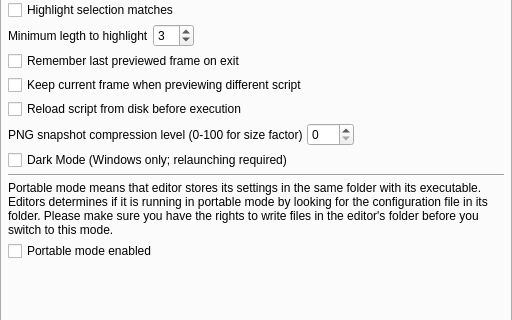
Before: the Qt Designer form vsedit/src/settings/settings_dialog.ui in YomikoR/VapourSynth-Editor, drawn with Qt 5; both pictures show x 0 to 512 and y 185 to 505 of the 512 by 665 pixel window.
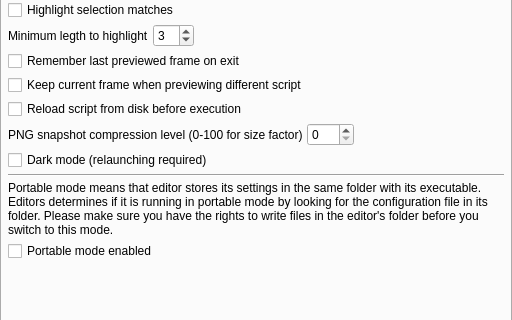
After: the same form once the commit is applied.

Commit message: Dark mode: cosmetics

Patch:
```diff
--- a/vsedit/src/settings/settings_dialog.ui
+++ b/vsedit/src/settings/settings_dialog.ui
@@ -291,7 +291,7 @@
        <item>
         <widget class="QCheckBox" name="darkModeCheckBox">
          <property name="text">
-          <string>Dark Mode (Windows only; relaunching required)</string>
+          <string>Dark mode (relaunching required)</string>
          </property>
         </widget>
        </item>
```
The commit also changes 1 other file.
